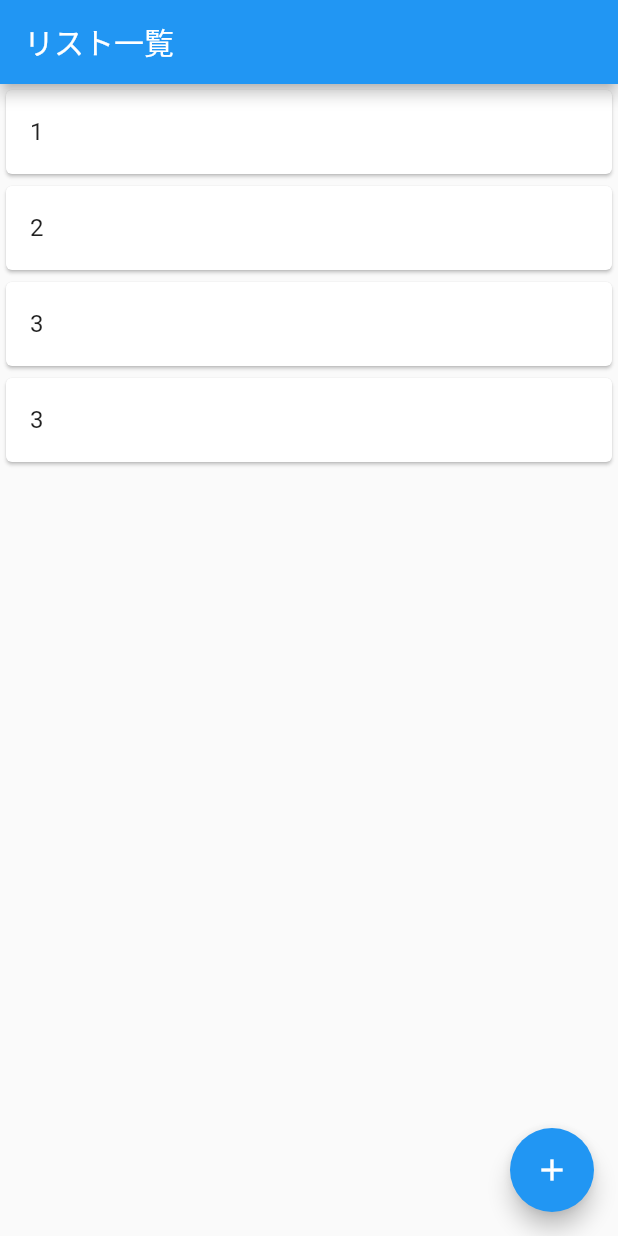
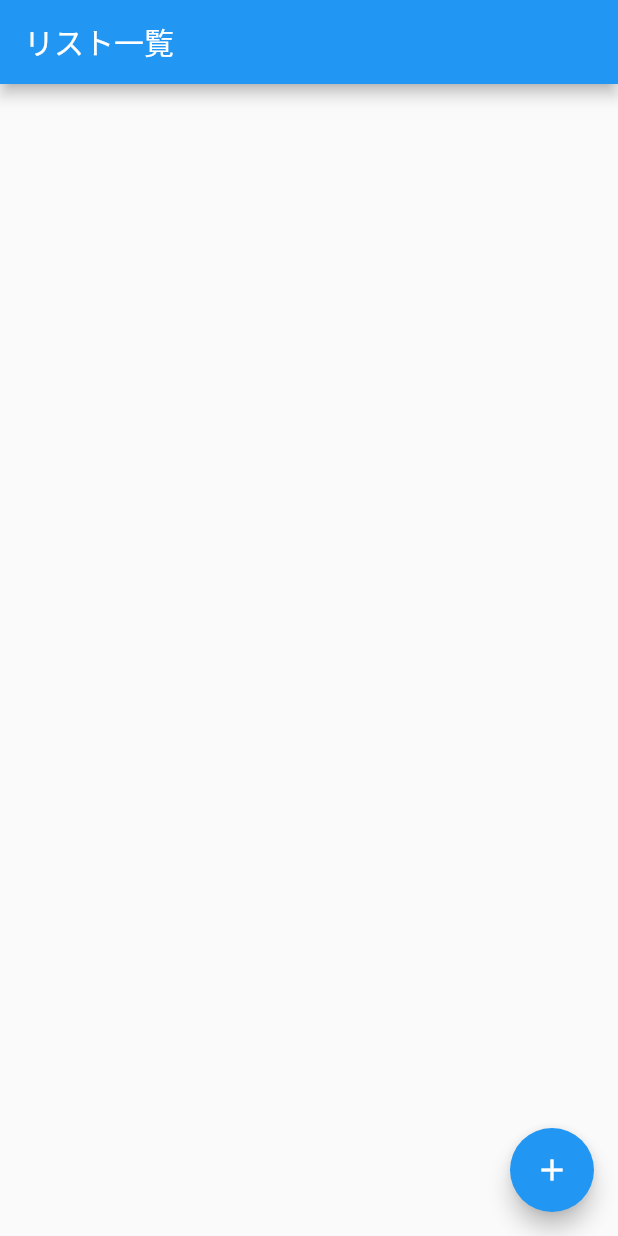
Before and after one commit to div-antk/flutter_basic, a Flutter app: the screen it shows after launch, on a phone screen of 412 x 824 dp. Run offline on Flutter 3.47's test engine with Material 2 defaults, Android fonts, the phone set to English and light mode, and no system bars.

Commit message:
リスト追加ボタンからリストを作成

```diff
--- a/lib/main.dart
+++ b/lib/main.dart
@@ -64,36 +64,31 @@ class MyTodoApp extends StatelessWidget {
   }
 }
 
-class TodoListPage extends StatelessWidget {
+class TodoListPage extends StatefulWidget {
+  @override
+  _TodoListPageState createState() => _TodoListPageState();
+}
+
+class _TodoListPageState extends State<TodoListPage> {
+    // Todoリストのデータ
+  List<String> todoList = [];
+
   @override
   Widget build(BuildContext context) {
     return Scaffold(
       appBar: AppBar(
         title: Text('リスト一覧'),
       ),
-      body: ListView(
-        children: <Widget>[
-          Card(
+      // データを元にリストを作成
+      body: ListView.builder(
+        itemCount: todoList.length,
+        itemBuilder: (context, index) {
+          return Card(
             child: ListTile(
-              title: Text('1'),
+              title: Text(todoList[index]),
             ),
-          ),
-          Card(
-            child: ListTile(
-              title: Text('2'),
-            ),
-          ),
-          Card(
-            child: ListTile(
-              title: Text('3'),
-            ),
-          ),
-          Card(
-            child: ListTile(
-              title: Text('3'),
-            ),
-          ),
-        ],
+          );
+        },
       ),
       floatingActionButton: FloatingActionButton(
         onPressed: () async {
@@ -105,6 +100,9 @@ class TodoListPage extends StatelessWidget {
           );
           if (newListText != null) {
             // キャンセルした場合は newListTextが null になる
+            setState(() {
+              todoList.add(newListText);
+            });
           }
         },
         child: Icon(Icons.add),
```
